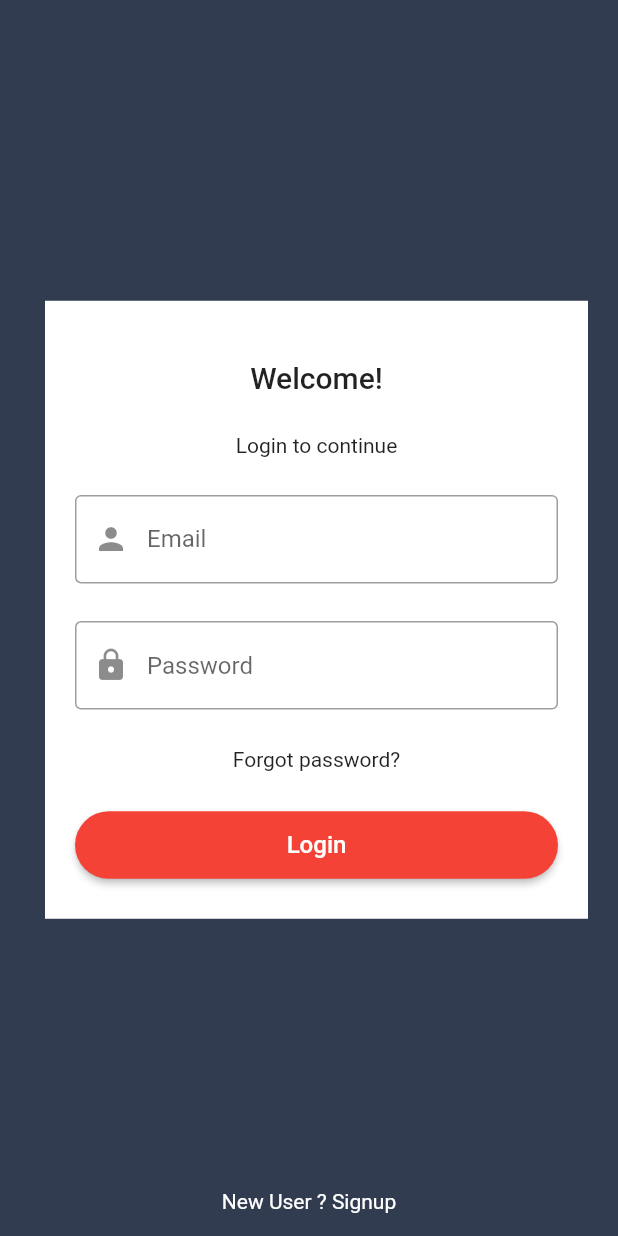
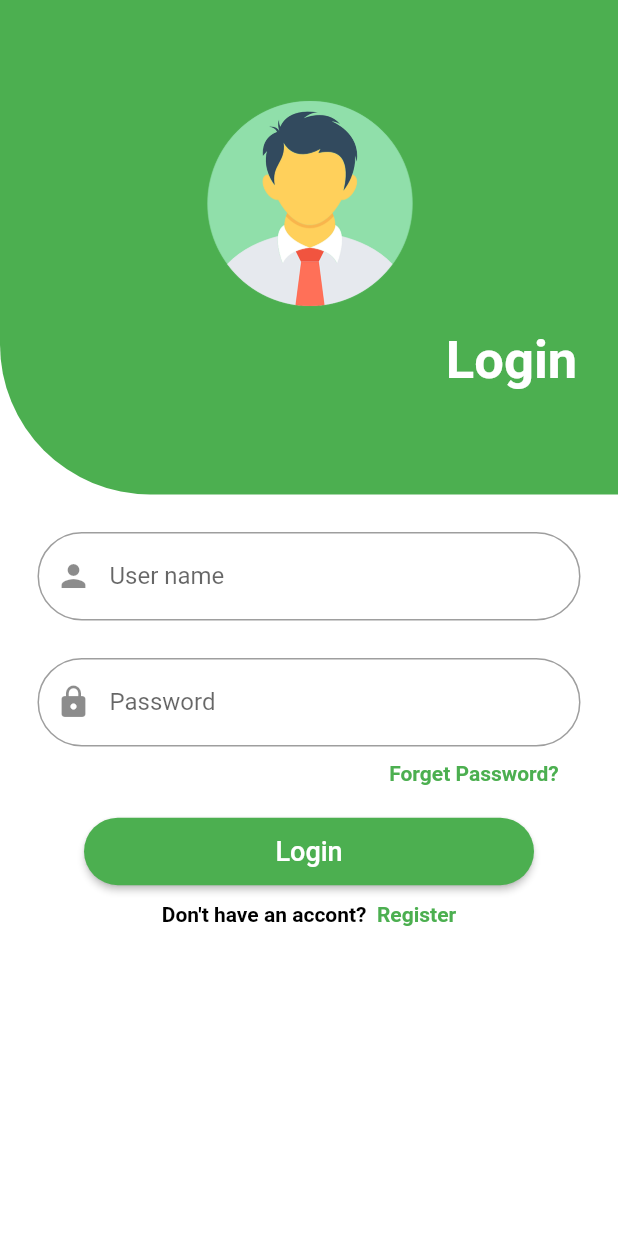
Before and after one commit to waqasaslam6/store_management, a Flutter app: the screen it shows after launch, on a phone screen of 412 x 824 dp. Run offline on Flutter 3.47's test engine with Material 2 defaults, Android fonts, the phone set to English and light mode, and no system bars.

Commit message:
login page design

```diff
--- a/lib/pages/Login.dart
+++ b/lib/pages/Login.dart
@@ -1,4 +1,3 @@
-import 'package:flutter/cupertino.dart';
 import 'package:flutter/material.dart';
 
 class Login extends StatefulWidget {
@@ -10,79 +9,109 @@ class _LoginState extends State<Login> {
   @override
   Widget build(BuildContext context) {
     return Scaffold(
-      backgroundColor: Color(0xff313c50),
-      body: Column(
-        children: [
-          Expanded(child: SizedBox(),),
+      backgroundColor: Colors.white,
+      body: SingleChildScrollView(
+        child: Column(children: <Widget>[
           Container(
-            padding: EdgeInsets.only(left: 20,right: 20,top: 15),
-            margin: EdgeInsets.only(top: 20,left: 30,right: 20),
-            height: MediaQuery.of(context).size.height/2,
+            height: MediaQuery.of(context).size.height / 2.5,
             width: MediaQuery.of(context).size.width,
-            decoration: BoxDecoration(
-              color: Colors.white,
+            decoration: const BoxDecoration(
+              color: Colors.green,
+              borderRadius: BorderRadius.only(bottomLeft: Radius.circular(100)),
             ),
             child: Column(
-              mainAxisAlignment: MainAxisAlignment.spaceEvenly,
-              crossAxisAlignment: CrossAxisAlignment.center,
-              children: [
-                Text("Welcome!",
-                style: TextStyle(
-                  fontSize: 20,
-                  fontWeight: FontWeight.w500,
-                ),),
-                Text("Login to continue",
-                  style: TextStyle(
-                    fontSize: 14,
-                  ),),
-                 TextFormField(
-                   decoration: InputDecoration(
-                     prefixIcon: Icon(Icons.person),
-                     hintText: "Email",
-                     border: OutlineInputBorder()
+              children: <Widget>[
+                const Padding(
+                  padding: const EdgeInsets.only(top: 50),
+                  child: CircleAvatar(
+                    radius: 85,
+                    backgroundColor: Colors.transparent,
+                    backgroundImage: AssetImage('images/user.png'),
                   ),
                 ),
-
-                TextFormField(
-                  decoration: InputDecoration(
-                      prefixIcon: Icon(Icons.lock),
-                    hintText: "Password",
-                      border: OutlineInputBorder()
+                const Padding(
+                  padding: const EdgeInsets.only(left: 270),
+                  child: Text(
+                    "Login",
+                    style: TextStyle(
+                      color: Colors.white,
+                      fontWeight: FontWeight.bold,
+                      fontSize: 35,
                     ),
                   ),
-                Text("Forgot password?"),
-                Row(
-                  children: [
-                    Expanded(
-                      child: MaterialButton(
-                        height: 45,
-                        color: Colors.red,
-                        onPressed: (){},
-                        child: Text("Login",
-                        style: TextStyle(
-                          color: Colors.white,
-                          fontSize: 16
-                        ),),
-                        shape: RoundedRectangleBorder(
-                          borderRadius: BorderRadius.all(Radius.circular(40)),
+                )
+              ],
+            ),
+          ),
+          const SizedBox(height: 25),
+          Padding(
+            padding: const EdgeInsets.only(left: 25, right: 25),
+            child: TextFormField(
+              decoration: const InputDecoration(
+                  hintText: 'User name',
+                  border: OutlineInputBorder(
+                      borderRadius: BorderRadius.all(Radius.circular(30))),
+                  prefixIcon: Icon(Icons.person)),
+            ),
+          ),
+          SizedBox(height: 25),
+          Padding(
+            padding: const EdgeInsets.only(left: 25, right: 25),
+            child: TextFormField(
+              decoration: InputDecoration(
+                hintText: "Password",
+                prefixIcon: Icon(Icons.lock),
+                border: OutlineInputBorder(
+                    borderRadius: BorderRadius.all(Radius.circular(30))),
               ),
             ),
           ),
-                  ],
+          SizedBox(
+            height: 10,
           ),
-
-              ],
+          Padding(
+            padding: const EdgeInsets.only(left: 220),
+            child: Text(
+              "Forget Password?",
+              style:
+              TextStyle(color: Colors.green, fontWeight: FontWeight.bold),
             ),
           ),
-          Expanded(child: SizedBox(),),
-          Text("New User ? Signup",
+          SizedBox(height: 20),
+          MaterialButton(
+            minWidth: 300,
+            height: 45,
+            color: Colors.green,
+            onPressed: () {
+              Navigator.pushNamed(context, '/db');
+            },
+            child: Text(
+              "Login",
               style: TextStyle(
                 color: Colors.white,
-          ),),
-          SizedBox(height: 15,),
-        ],
+                fontSize: 18,
               ),
-
+            ),
+            shape: RoundedRectangleBorder(
+                borderRadius: BorderRadius.all(Radius.circular(30))),
+          ),
+          SizedBox(
+            height: 10,
+          ),
+          Row(mainAxisAlignment: MainAxisAlignment.center, children: [
+            Text(
+              "Don't have an accont?",
+              style:
+              TextStyle(color: Colors.black, fontWeight: FontWeight.bold),
+            ),
+            Text(
+              "  Register",
+              style:
+              TextStyle(color: Colors.green, fontWeight: FontWeight.bold),
+            ),
+          ]),
+        ]),
+      ),
     );
   }
 }
--- a/pubspec.yaml
+++ b/pubspec.yaml
@@ -45,8 +45,8 @@ flutter:
   uses-material-design: true
 
   # To add assets to your application, add an assets section, like this:
-  # assets:
-  #   - images/a_dot_burr.jpeg
+  assets:
+     - images/
   #   - images/a_dot_ham.jpeg
 
   # An image asset can refer to one or more resolution-specific "variants", see
```
Also changed, not shown: images/user.png (added). Lines whose indentation alone changed are shown as unchanged.
